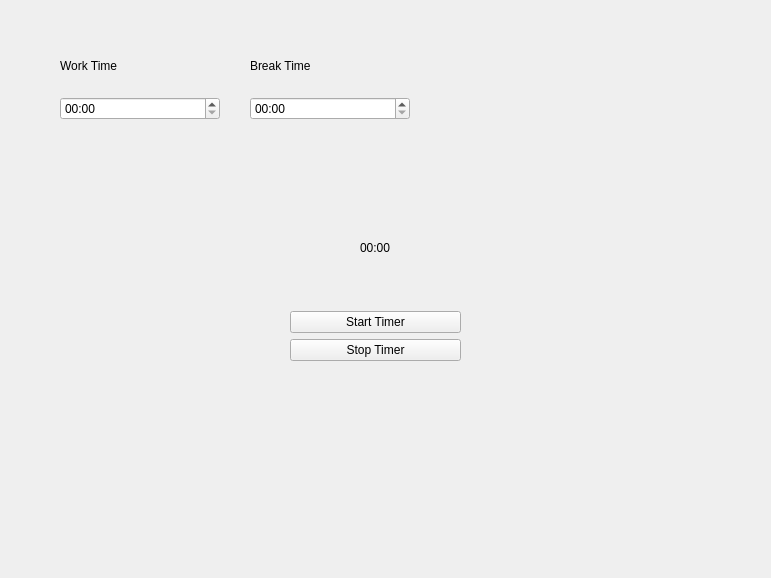
Old version of the form mainwindow.ui in the repository alexandra-len/PomodoroTimer.
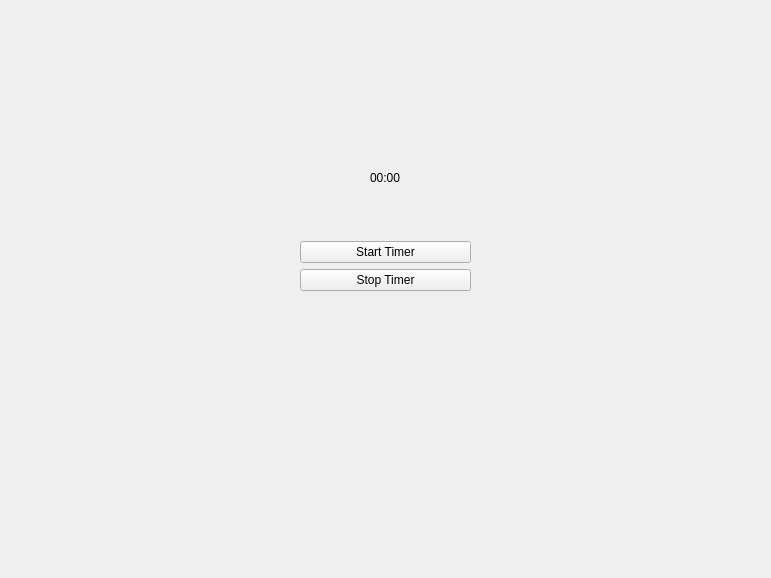
New version of the form.

Commit message:
created new screen, changed some button functions
stop button now takes you to welcome screen. break time still not working.

The edit to the form file:
```diff
--- a/mainwindow.ui
+++ b/mainwindow.ui
@@ -14,44 +14,24 @@
    <string>MainWindow</string>
   </property>
   <widget class="QWidget" name="centralwidget">
-   <widget class="QWidget" name="gridLayoutWidget">
+   <widget class="QStackedWidget" name="stackedWidget">
     <property name="geometry">
      <rect>
-      <x>290</x>
-      <y>190</y>
-      <width>171</width>
-      <height>171</height>
+      <x>-10</x>
+      <y>0</y>
+      <width>781</width>
+      <height>581</height>
      </rect>
     </property>
-    <layout class="QGridLayout" name="gridLayout">
-     <item row="2" column="0">
-      <widget class="QPushButton" name="resetBtn">
-       <property name="text">
-        <string>Stop Timer</string>
-       </property>
-      </widget>
-     </item>
-     <item row="1" column="0">
-      <widget class="QPushButton" name="startBtn">
-       <property name="text">
-        <string>Start Timer</string>
-       </property>
-      </widget>
-     </item>
-     <item row="0" column="0" alignment="Qt::AlignmentFlag::AlignHCenter">
-      <widget class="QLabel" name="timerTxt">
-       <property name="text">
-        <string>00:00</string>
-       </property>
-      </widget>
-     </item>
-    </layout>
-   </widget>
+    <property name="currentIndex">
+     <number>1</number>
+    </property>
+    <widget class="QWidget" name="page">
    <widget class="QWidget" name="gridLayoutWidget_2">
     <property name="geometry">
      <rect>
-      <x>60</x>
-      <y>40</y>
+        <x>150</x>
+        <y>60</y>
       <width>160</width>
       <height>80</height>
      </rect>
@@ -79,8 +59,8 @@
    <widget class="QWidget" name="gridLayoutWidget_3">
     <property name="geometry">
      <rect>
-      <x>250</x>
-      <y>40</y>
+        <x>480</x>
+        <y>60</y>
       <width>160</width>
       <height>80</height>
      </rect>
@@ -104,6 +84,56 @@
       </widget>
      </item>
     </layout>
+     </widget>
+     <widget class="QPushButton" name="startBtn">
+      <property name="geometry">
+       <rect>
+        <x>310</x>
+        <y>190</y>
+        <width>169</width>
+        <height>29</height>
+       </rect>
+      </property>
+      <property name="text">
+       <string>Start Timer</string>
+      </property>
+     </widget>
+    </widget>
+    <widget class="QWidget" name="page_2">
+     <widget class="QWidget" name="gridLayoutWidget">
+      <property name="geometry">
+       <rect>
+        <x>310</x>
+        <y>120</y>
+        <width>171</width>
+        <height>171</height>
+       </rect>
+      </property>
+      <layout class="QGridLayout" name="gridLayout">
+       <item row="2" column="0">
+        <widget class="QPushButton" name="resetBtn">
+         <property name="text">
+          <string>Stop Timer</string>
+         </property>
+        </widget>
+       </item>
+       <item row="1" column="0">
+        <widget class="QPushButton" name="pauseBtn">
+         <property name="text">
+          <string>Start Timer</string>
+         </property>
+        </widget>
+       </item>
+       <item row="0" column="0" alignment="Qt::AlignmentFlag::AlignHCenter">
+        <widget class="QLabel" name="timerTxt">
+         <property name="text">
+          <string>00:00</string>
+         </property>
+        </widget>
+       </item>
+      </layout>
+     </widget>
+    </widget>
    </widget>
   </widget>
  </widget>
```
Left out of the diff: 4 changed lines with no effect on the pictures. Lines whose indentation alone changed are shown as unchanged. The commit also changes 4 other files.
